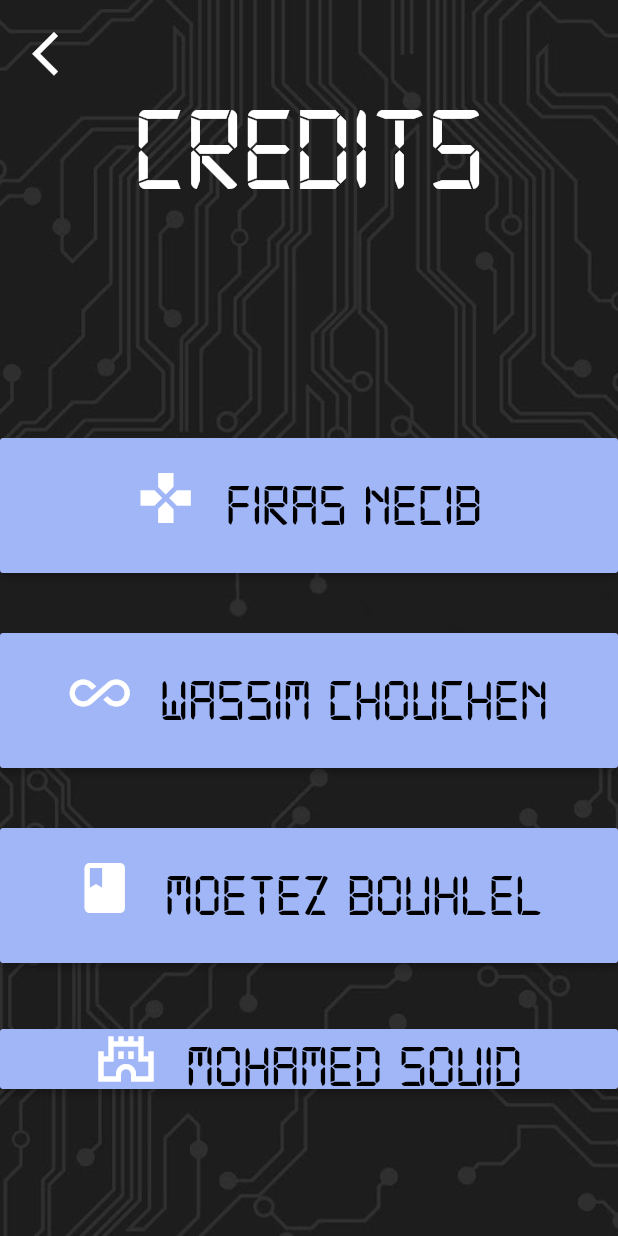
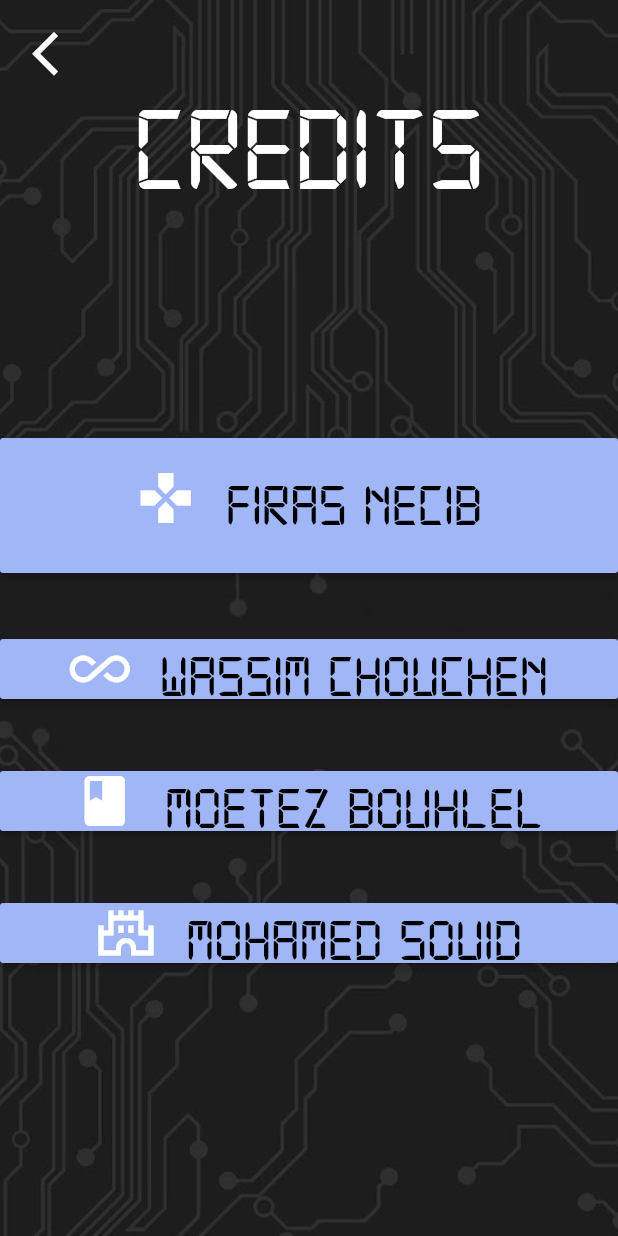
Before and after one commit to BMoetez/Logic-E-nhancer, a Flutter app: what playPage() shows on an empty page, opened directly, on a phone screen of 412 x 824 dp. Run offline on Flutter 3.47's test engine with Material 2 defaults, Android fonts, the light colour scheme and no system bars; our stand-ins replace lottie.

Commit message:
Update credit.dart

```diff
--- a/lib/pages/credit.dart
+++ b/lib/pages/credit.dart
@@ -56,7 +56,7 @@ class _playPageState extends State<playPage> {
                 },
                 textColor:  Colors.black,
                 color:  const Color(0xFFa0b6f7),
-                hoverColor: const Color(0xFFf2f261),
+
                 padding: const EdgeInsets.fromLTRB(20, 20, 20, 30),
                 child:  Row(mainAxisAlignment: MainAxisAlignment.center,children: [ const Icon(Icons.gamepad_sharp,size: 40,color: Colors.white,),SizedBox(width: 20),const Text(
                   "FIRAS NECIB",
@@ -70,7 +70,7 @@ class _playPageState extends State<playPage> {
                 textColor: Colors.black,
                 color: const Color(0xFFa0b6f7),
                 hoverColor: const Color(0xFFf2f261),
-                padding: const EdgeInsets.fromLTRB(20, 20, 20, 30),
+
                 child:  Row(mainAxisAlignment: MainAxisAlignment.center,children: [ const Icon(Icons.all_inclusive,size: 40,color: Colors.white,),SizedBox(width: 20),const Text(
                   "WASSIM CHOUCHEN",
                   style: TextStyle(fontSize: 40),
@@ -85,7 +85,7 @@ class _playPageState extends State<playPage> {
                 textColor: Colors.black,
                 color: const Color(0xFFa0b6f7),
                 hoverColor: const Color(0xFFf2f261),
-                padding: const EdgeInsets.fromLTRB(20, 20, 20, 30),
+
                 child:  Row(mainAxisAlignment: MainAxisAlignment.center,children: [ const Icon(Icons.book,size: 40,color: Colors.white,),SizedBox(width: 20),const Text(
                   "MOETEZ BOUHLEL",
                   style: TextStyle(fontSize: 40),
@@ -94,7 +94,9 @@ class _playPageState extends State<playPage> {
             SizedBox(
               width: 500,
               child: RaisedButton(
-                onPressed: () {},
+                onPressed: () {
+
+                },
                 textColor: Colors.black,
                 color: const Color(0xFFa0b6f7),
                 hoverColor: const Color(0xFFf2f261),
```
